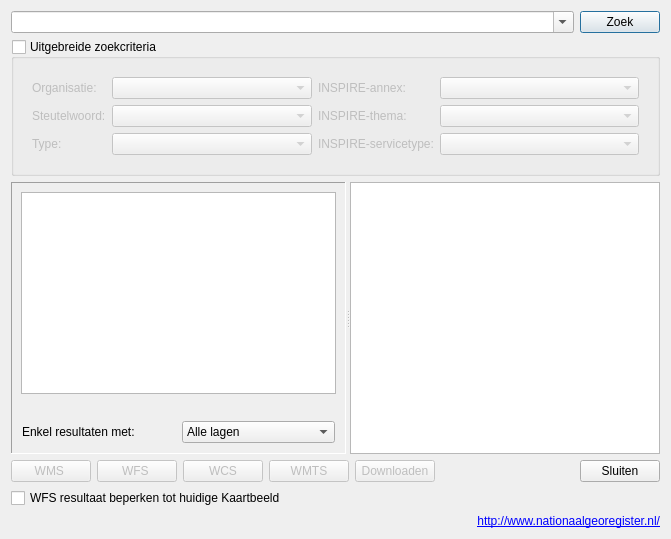
This is ui_dataCatalog_dialog.ui in warrieka/inspireNL as Qt 5 draws it before an edit. The edited form follows.
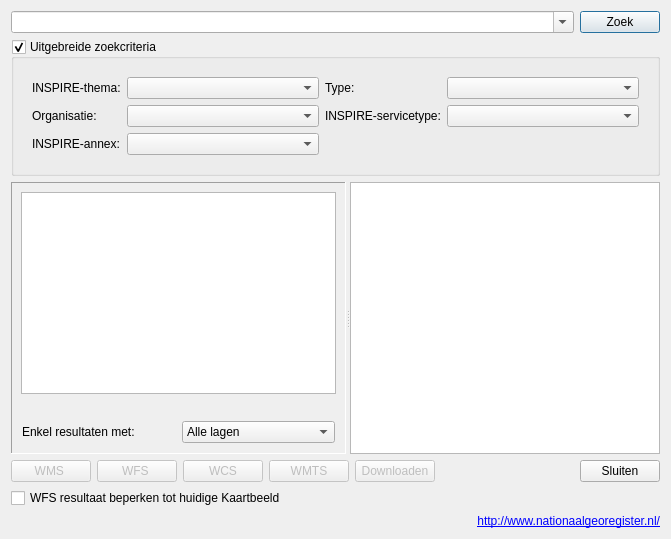
This is the edited form. Icons and pictures are not drawn.

```diff
--- a/ui_dataCatalog_dialog.ui
+++ b/ui_dataCatalog_dialog.ui
@@ -73,41 +73,19 @@
       <bool>true</bool>
      </property>
      <property name="checked">
-      <bool>false</bool>
+      <bool>true</bool>
      </property>
      <layout class="QVBoxLayout" name="verticalLayout_3">
       <item>
        <widget class="QWidget" name="filterWgt" native="true">
         <property name="sizePolicy">
-         <sizepolicy hsizetype="Preferred" vsizetype="Minimum">
+         <sizepolicy hsizetype="MinimumExpanding" vsizetype="Minimum">
           <horstretch>0</horstretch>
           <verstretch>0</verstretch>
          </sizepolicy>
         </property>
-        <layout class="QGridLayout" name="gridLayout">
-         <item row="5" column="3">
-          <widget class="QComboBox" name="INSPIREthemaCbx">
-           <property name="sizePolicy">
-            <sizepolicy hsizetype="Expanding" vsizetype="Fixed">
-             <horstretch>0</horstretch>
-             <verstretch>0</verstretch>
-            </sizepolicy>
-           </property>
-           <property name="sizeIncrement">
-            <size>
-             <width>0</width>
-             <height>0</height>
-            </size>
-           </property>
-           <property name="sizeAdjustPolicy">
-            <enum>QComboBox::AdjustToContents</enum>
-           </property>
-           <property name="frame">
-            <bool>true</bool>
-           </property>
-          </widget>
-         </item>
-         <item row="5" column="2">
+        <layout class="QGridLayout" name="gridLayout" columnminimumwidth="50,150,50,150">
+         <item row="0" column="0">
           <widget class="QLabel" name="INSPIREthemaLbl">
            <property name="sizePolicy">
             <sizepolicy hsizetype="Minimum" vsizetype="Minimum">
@@ -120,22 +98,9 @@
            </property>
           </widget>
          </item>
-         <item row="4" column="2">
-          <widget class="QLabel" name="INSPIREannexLbl">
+         <item row="0" column="1">
+          <widget class="QComboBox" name="INSPIREthemaCbx">
            <property name="sizePolicy">
-            <sizepolicy hsizetype="Minimum" vsizetype="Minimum">
-             <horstretch>0</horstretch>
-             <verstretch>0</verstretch>
-            </sizepolicy>
-           </property>
-           <property name="text">
-            <string>INSPIRE-annex:</string>
-           </property>
-          </widget>
-         </item>
-         <item row="4" column="3">
-          <widget class="QComboBox" name="INSPIREannexCbx">
-           <property name="sizePolicy">
             <sizepolicy hsizetype="Expanding" vsizetype="Fixed">
              <horstretch>0</horstretch>
              <verstretch>0</verstretch>
@@ -155,112 +120,7 @@
            </property>
           </widget>
          </item>
-         <item row="6" column="2">
-          <widget class="QLabel" name="INSPIREserviceLbl">
-           <property name="sizePolicy">
-            <sizepolicy hsizetype="Minimum" vsizetype="Minimum">
-             <horstretch>0</horstretch>
-             <verstretch>0</verstretch>
-            </sizepolicy>
-           </property>
-           <property name="text">
-            <string>INSPIRE-servicetype:</string>
-           </property>
-          </widget>
-         </item>
-         <item row="6" column="3">
-          <widget class="QComboBox" name="INSPIREserviceCbx">
-           <property name="sizePolicy">
-            <sizepolicy hsizetype="Expanding" vsizetype="Fixed">
-             <horstretch>0</horstretch>
-             <verstretch>0</verstretch>
-            </sizepolicy>
-           </property>
-           <property name="sizeIncrement">
-            <size>
-             <width>0</width>
-             <height>0</height>
-            </size>
-           </property>
-           <property name="sizeAdjustPolicy">
-            <enum>QComboBox::AdjustToContents</enum>
-           </property>
-           <property name="frame">
-            <bool>true</bool>
-           </property>
-          </widget>
-         </item>
-         <item row="4" column="1">
-          <widget class="QComboBox" name="organisatiesCbx">
-           <property name="sizePolicy">
-            <sizepolicy hsizetype="Expanding" vsizetype="Fixed">
-             <horstretch>0</horstretch>
-             <verstretch>0</verstretch>
-            </sizepolicy>
-           </property>
-           <property name="sizeIncrement">
-            <size>
-             <width>0</width>
-             <height>0</height>
-            </size>
-           </property>
-           <property name="sizeAdjustPolicy">
-            <enum>QComboBox::AdjustToContents</enum>
-           </property>
-           <property name="frame">
-            <bool>true</bool>
-           </property>
-          </widget>
-         </item>
-         <item row="4" column="0">
-          <widget class="QLabel" name="organisatiesLbl">
-           <property name="sizePolicy">
-            <sizepolicy hsizetype="Minimum" vsizetype="Minimum">
-             <horstretch>0</horstretch>
-             <verstretch>0</verstretch>
-            </sizepolicy>
-           </property>
-           <property name="text">
-            <string>Organisatie:</string>
-           </property>
-          </widget>
-         </item>
-         <item row="5" column="0">
-          <widget class="QLabel" name="bronLbl">
-           <property name="sizePolicy">
-            <sizepolicy hsizetype="Minimum" vsizetype="Minimum">
-             <horstretch>0</horstretch>
-             <verstretch>0</verstretch>
-            </sizepolicy>
-           </property>
-           <property name="text">
-            <string>Steutelwoord:</string>
-           </property>
-          </widget>
-         </item>
-         <item row="5" column="1">
-          <widget class="QComboBox" name="keywordCbx">
-           <property name="sizePolicy">
-            <sizepolicy hsizetype="Expanding" vsizetype="Fixed">
-             <horstretch>0</horstretch>
-             <verstretch>0</verstretch>
-            </sizepolicy>
-           </property>
-           <property name="sizeIncrement">
-            <size>
-             <width>0</width>
-             <height>0</height>
-            </size>
-           </property>
-           <property name="sizeAdjustPolicy">
-            <enum>QComboBox::AdjustToContents</enum>
-           </property>
-           <property name="frame">
-            <bool>true</bool>
-           </property>
-          </widget>
-         </item>
-         <item row="6" column="0">
+         <item row="0" column="2">
           <widget class="QLabel" name="typeLbl">
            <property name="sizePolicy">
             <sizepolicy hsizetype="Minimum" vsizetype="Minimum">
@@ -273,7 +133,7 @@
            </property>
           </widget>
          </item>
-         <item row="6" column="1">
+         <item row="0" column="3">
           <widget class="QComboBox" name="typeCbx">
            <property name="sizePolicy">
             <sizepolicy hsizetype="Expanding" vsizetype="Fixed">
@@ -295,6 +155,111 @@
            </property>
           </widget>
          </item>
+         <item row="1" column="0">
+          <widget class="QLabel" name="organisatiesLbl">
+           <property name="sizePolicy">
+            <sizepolicy hsizetype="Minimum" vsizetype="Minimum">
+             <horstretch>0</horstretch>
+             <verstretch>0</verstretch>
+            </sizepolicy>
+           </property>
+           <property name="text">
+            <string>Organisatie:</string>
+           </property>
+          </widget>
+         </item>
+         <item row="1" column="1">
+          <widget class="QComboBox" name="organisatiesCbx">
+           <property name="sizePolicy">
+            <sizepolicy hsizetype="Expanding" vsizetype="Fixed">
+             <horstretch>0</horstretch>
+             <verstretch>0</verstretch>
+            </sizepolicy>
+           </property>
+           <property name="sizeIncrement">
+            <size>
+             <width>0</width>
+             <height>0</height>
+            </size>
+           </property>
+           <property name="sizeAdjustPolicy">
+            <enum>QComboBox::AdjustToContents</enum>
+           </property>
+           <property name="frame">
+            <bool>true</bool>
+           </property>
+          </widget>
+         </item>
+         <item row="1" column="2">
+          <widget class="QLabel" name="INSPIREserviceLbl">
+           <property name="sizePolicy">
+            <sizepolicy hsizetype="Minimum" vsizetype="Minimum">
+             <horstretch>0</horstretch>
+             <verstretch>0</verstretch>
+            </sizepolicy>
+           </property>
+           <property name="text">
+            <string>INSPIRE-servicetype:</string>
+           </property>
+          </widget>
+         </item>
+         <item row="1" column="3">
+          <widget class="QComboBox" name="INSPIREserviceCbx">
+           <property name="sizePolicy">
+            <sizepolicy hsizetype="Expanding" vsizetype="Fixed">
+             <horstretch>0</horstretch>
+             <verstretch>0</verstretch>
+            </sizepolicy>
+           </property>
+           <property name="sizeIncrement">
+            <size>
+             <width>0</width>
+             <height>0</height>
+            </size>
+           </property>
+           <property name="sizeAdjustPolicy">
+            <enum>QComboBox::AdjustToContents</enum>
+           </property>
+           <property name="frame">
+            <bool>true</bool>
+           </property>
+          </widget>
+         </item>
+         <item row="2" column="0">
+          <widget class="QLabel" name="INSPIREannexLbl">
+           <property name="sizePolicy">
+            <sizepolicy hsizetype="Minimum" vsizetype="Minimum">
+             <horstretch>0</horstretch>
+             <verstretch>0</verstretch>
+            </sizepolicy>
+           </property>
+           <property name="text">
+            <string>INSPIRE-annex:</string>
+           </property>
+          </widget>
+         </item>
+         <item row="2" column="1">
+          <widget class="QComboBox" name="INSPIREannexCbx">
+           <property name="sizePolicy">
+            <sizepolicy hsizetype="Expanding" vsizetype="Fixed">
+             <horstretch>0</horstretch>
+             <verstretch>0</verstretch>
+            </sizepolicy>
+           </property>
+           <property name="sizeIncrement">
+            <size>
+             <width>0</width>
+             <height>0</height>
+            </size>
+           </property>
+           <property name="sizeAdjustPolicy">
+            <enum>QComboBox::AdjustToContents</enum>
+           </property>
+           <property name="frame">
+            <bool>true</bool>
+           </property>
+          </widget>
+         </item>
         </layout>
        </widget>
       </item>
```
Left out of the diff: 6 changed lines with no effect on the pictures.
